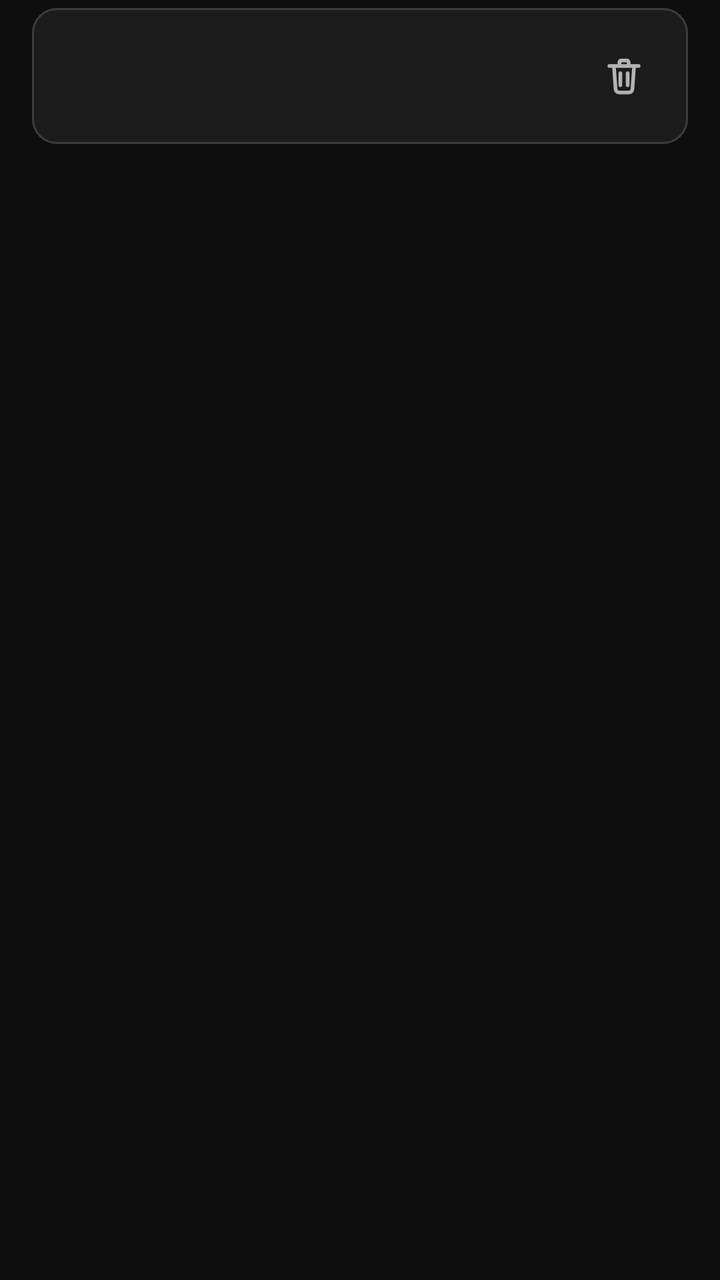
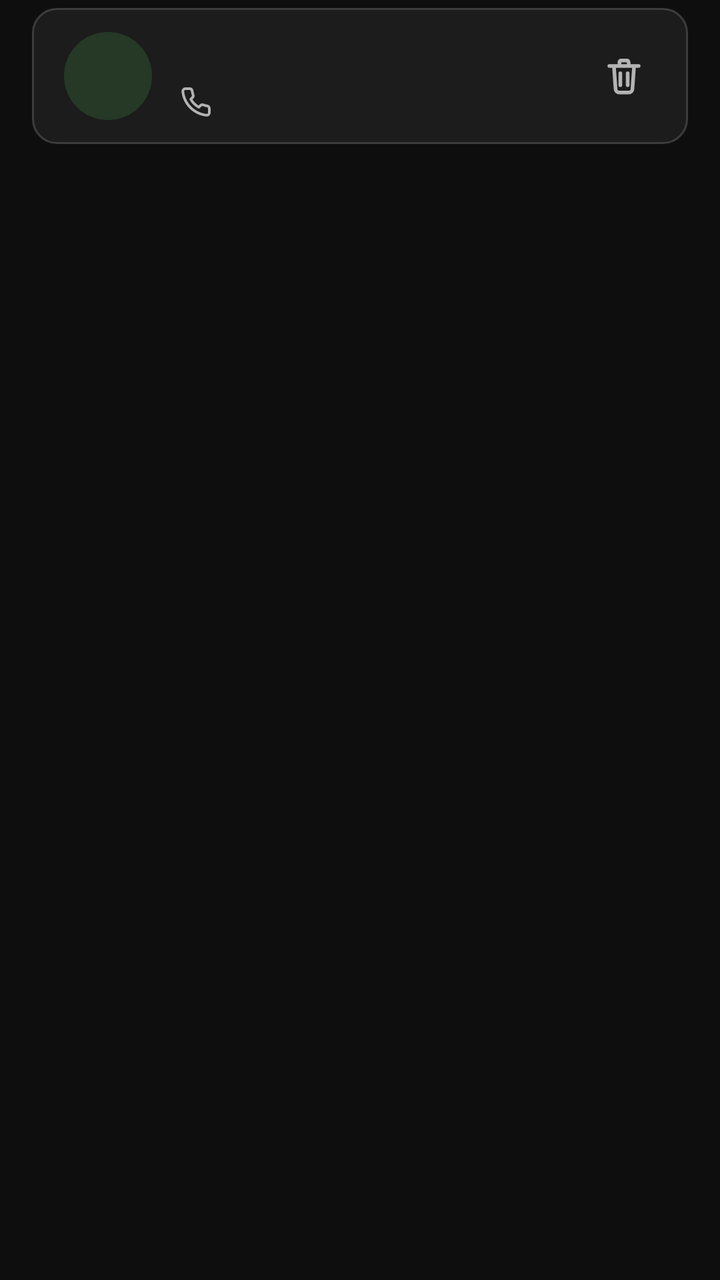

Screens rendered from an Android XML layout before and after an edit, with the pre-edit source and the edit as a unified diff.
<!-- AndroidManifest.xml: application theme Theme.AgendaPersonal -->
<!-- res/layout/item_contacto.xml -->
<?xml version="1.0" encoding="utf-8"?>
<FrameLayout xmlns:android="http://schemas.android.com/apk/res/android"
    android:layout_width="match_parent"
    android:layout_height="wrap_content"
    android:descendantFocusability="blocksDescendants"
    android:paddingHorizontal="16dp"
    android:paddingVertical="4dp">

    
    <LinearLayout
        android:layout_width="match_parent"
        android:layout_height="wrap_content"
        android:background="@drawable/fondo_tarjeta"
        android:foreground="?attr/selectableItemBackground"
        android:gravity="center_vertical"
        android:minHeight="64dp"
        android:orientation="horizontal"
        android:paddingVertical="10dp"
        android:paddingStart="16dp"
        android:paddingEnd="8dp">

        
        <LinearLayout
            android:layout_width="0dp"
            android:layout_height="wrap_content"
            android:layout_weight="1"
            android:orientation="vertical">

            <TextView
                android:id="@+id/tvNombre"
                android:layout_width="match_parent"
                android:layout_height="wrap_content"
                android:textColor="@color/texto"
                android:textSize="18sp"
                android:textStyle="bold" />

            <TextView
                android:id="@+id/tvTelefono"
                android:layout_width="match_parent"
                android:layout_height="wrap_content"
                android:textColor="@color/texto_secundario"
                android:textSize="14sp" />
        </LinearLayout>

        
        <ImageButton
            android:id="@+id/btnEliminar"
            android:layout_width="48dp"
            android:layout_height="48dp"
            android:background="?attr/selectableItemBackgroundBorderless"
            android:contentDescription="@string/btn_eliminar_contacto"
            android:scaleType="center"
            android:src="@drawable/ic_eliminar" />
    </LinearLayout>
</FrameLayout>
<!-- resources referenced by this layout -->
<resources>
  <color name="texto">#FFF2F2F2</color>
  <color name="texto_secundario">#FFB3B3B3</color>
  <!-- drawable fondo_tarjeta (drawable) -->
  <?xml version="1.0" encoding="utf-8"?>
  <shape xmlns:android="http://schemas.android.com/apk/res/android"
      android:shape="rectangle">
      <corners android:radius="12dp" />
      <solid android:color="@color/tarjeta" />
      <stroke
          android:width="1dp"
          android:color="@color/borde" />
  </shape>
  <string name="btn_eliminar_contacto">Eliminar contacto</string>
  <style name="Theme.AgendaPersonal" parent="Base.Theme.AgendaPersonal" />
  <color name="tarjeta">#FF1C1C1C</color>
  <color name="borde">#FF3D3D3D</color>
  <color name="verde">#FF4CAF50</color>
  <color name="texto_sobre_verde">#FF0E0E0E</color>
  <color name="verde_oscuro">#FF2E7D32</color>
  <color name="fondo">#FF0E0E0E</color>
  <color name="tarjeta_alta">#FF262626</color>
  <color name="texto_pista">#FF808080</color>
  <style name="DialogoAgenda" parent="ThemeOverlay.Material3.Dialog.Alert">
          <item name="android:windowBackground">@drawable/fondo_dialogo</item>
          <item name="buttonBarPositiveButtonStyle">@style/BotonDialogoPrincipal</item>
          <item name="buttonBarNegativeButtonStyle">@style/BotonDialogoSecundario</item>
      </style>
  <!-- drawable fondo_dialogo (drawable) -->
  <?xml version="1.0" encoding="utf-8"?>
  <inset xmlns:android="http://schemas.android.com/apk/res/android"
      android:insetLeft="16dp"
      android:insetTop="24dp"
      android:insetRight="16dp"
      android:insetBottom="24dp">
      <shape android:shape="rectangle">
          <corners android:radius="24dp" />
          <solid android:color="@color/tarjeta_alta" />
      </shape>
  </inset>
  <style name="BotonDialogoPrincipal" parent="BotonPrincipal">
          <item name="android:layout_marginStart">8dp</item>
      </style>
  <style name="BotonDialogoSecundario" parent="BotonSecundario" />
  <style name="BotonPrincipal" parent="Widget.Material3.Button">
          <item name="android:minHeight">48dp</item>
          <item name="backgroundTint">@color/verde</item>
          <item name="android:textColor">@color/texto_sobre_verde</item>
      </style>
  <style name="BotonSecundario" parent="Widget.Material3.Button.OutlinedButton">
          <item name="android:minHeight">48dp</item>
          <item name="strokeColor">@color/verde</item>
          <item name="android:textColor">@color/verde</item>
      </style>
  <!-- unchanged entries left out for length: 2 -->
</resources>

<!-- the commit's change to res/layout/item_contacto.xml (unified diff, before → after) -->
@@ -20,6 +20,19 @@
         android:paddingEnd="8dp">
 
         
+        <TextView
+            android:id="@+id/tvInicial"
+            android:layout_width="44dp"
+            android:layout_height="44dp"
+            android:layout_marginEnd="14dp"
+            android:background="@drawable/circulo_inicial"
+            android:gravity="center"
+            android:importantForAccessibility="no"
+            android:textColor="@color/verde"
+            android:textSize="20sp"
+            android:textStyle="bold" />
+
+        
         <LinearLayout
             android:layout_width="0dp"
             android:layout_height="wrap_content"
@@ -34,10 +47,15 @@
                 android:textSize="18sp"
                 android:textStyle="bold" />
 
+            
             <TextView
                 android:id="@+id/tvTelefono"
                 android:layout_width="match_parent"
                 android:layout_height="wrap_content"
+                android:layout_marginTop="2dp"
+                android:drawableStart="@drawable/ic_telefono"
+                android:drawablePadding="6dp"
+                android:gravity="center_vertical"
                 android:textColor="@color/texto_secundario"
                 android:textSize="14sp" />
         </LinearLayout>
<!-- resource entries referenced after the edit -->
@@ -12,11 +12,34 @@
           android:width="1dp"
           android:color="@color/borde" />
   </shape>
+  <!-- drawable ic_telefono (drawable) -->
+  <?xml version="1.0" encoding="utf-8"?>
+  <vector xmlns:android="http://schemas.android.com/apk/res/android"
+      android:width="16dp"
+      android:height="16dp"
+      android:viewportWidth="24"
+      android:viewportHeight="24">
+  
+      
+      <path
+          android:pathData="M22,16.92v3a2,2 0,0 1,-2.18 2a19.79,19.79 0,0 1,-8.63 -3.07a19.5,19.5 0,0 1,-6 -6a19.79,19.79 0,0 1,-3.07 -8.67A2,2 0,0 1,4.11 2h3a2,2 0,0 1,2 1.72a12.84,12.84 0,0 0,0.7 2.81a2,2 0,0 1,-0.45 2.11L8.09,9.91a16,16 0,0 0,6 6l1.27,-1.27a2,2 0,0 1,2.11 -0.45a12.84,12.84 0,0 0,2.81 0.7A2,2 0,0 1,22 16.92z"
+          android:strokeLineCap="round"
+          android:strokeLineJoin="round"
+          android:strokeWidth="2"
+          android:strokeColor="@color/texto_secundario" />
+  </vector>
   <string name="btn_eliminar_contacto">Eliminar contacto</string>
   <style name="Theme.AgendaPersonal" parent="Base.Theme.AgendaPersonal" />
+  <color name="verde_transparente">#334CAF50</color>
   <color name="tarjeta">#FF1C1C1C</color>
   <color name="borde">#FF3D3D3D</color>
   <color name="verde">#FF4CAF50</color>
+  <!-- drawable circulo_inicial (drawable) -->
+  <?xml version="1.0" encoding="utf-8"?>
+  <shape xmlns:android="http://schemas.android.com/apk/res/android"
+      android:shape="oval">
+      <solid android:color="@color/verde_transparente" />
+  </shape>
   <color name="texto_sobre_verde">#FF0E0E0E</color>
   <color name="verde_oscuro">#FF2E7D32</color>
   <color name="fondo">#FF0E0E0E</color>
